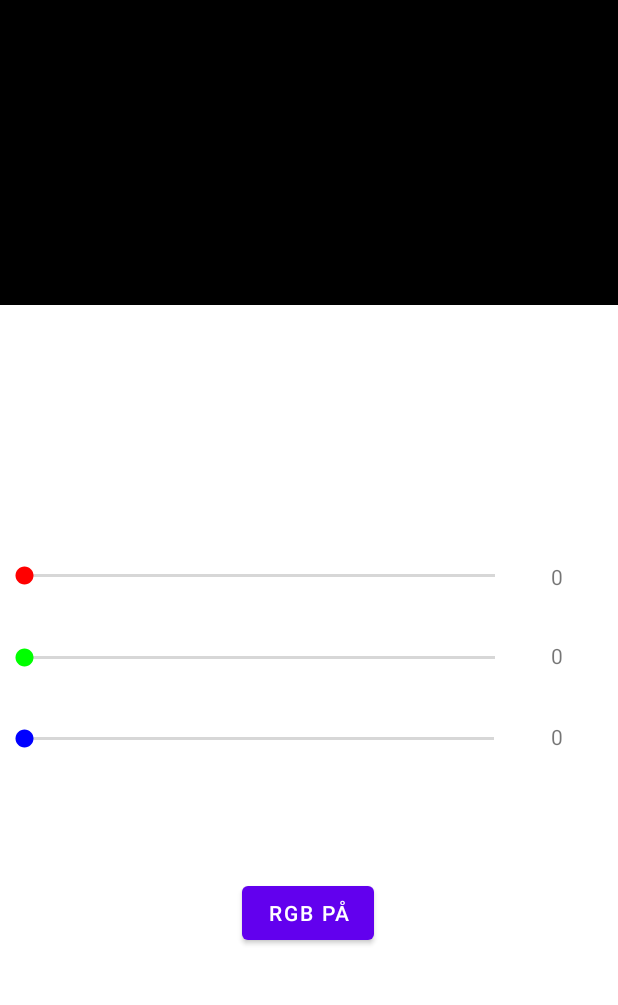
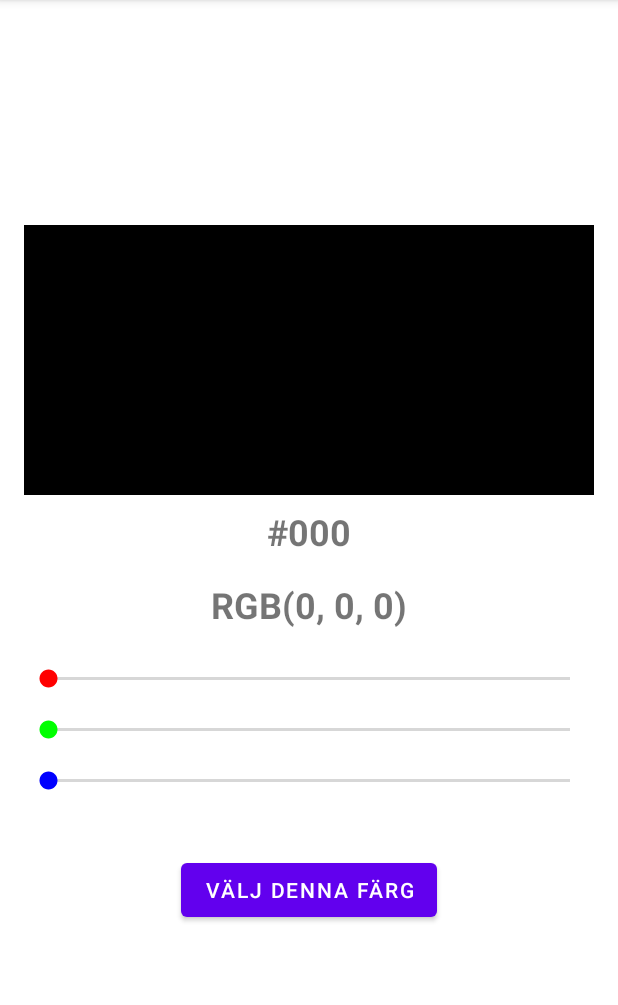
Before and after one commit to MarcusJak/Lampa2, an Android app: the RGB screen opened directly, with no data from a screen before it, on a phone screen of 412 x 824 dp, the part 84-1089 px from its top. Run offline under Robolectric (Android 15) with nearby library versions, the phone set to English and light mode, and no system bars.

Commit message:
Fixade lite style på RGB-sidan

```diff
--- a/app/src/main/java/com/example/lampa2/RGB.kt
+++ b/app/src/main/java/com/example/lampa2/RGB.kt
@@ -19,43 +19,65 @@ class RGB : AppCompatActivity(){
         var red = 0
         var green = 0
         var blue = 0
+        val hexV = findViewById<TextView>(R.id.rgbHexValue)
+        val rgbV = findViewById<TextView>(R.id.rgbValue)
         val view = findViewById<View>(R.id.rgbView)
         val sbR = findViewById<SeekBar>(R.id.redBar)
         val sbG = findViewById<SeekBar>(R.id.greenBar)
         val sbB = findViewById<SeekBar>(R.id.blueBar)
-        val rT = findViewById<TextView>(R.id.redNumber)
-        val gT = findViewById<TextView>(R.id.greenNumber)
-        val bT = findViewById<TextView>(R.id.blueNumber)
 
+
+
+        fun toHex(red : Int , green : Int, blue : Int) : String{
+            var code = "#"
+            code += java.lang.Integer.toHexString(red)
+            code += java.lang.Integer.toHexString(green)
+            code += java.lang.Integer.toHexString(blue)
+            return code
+        }
+
+        fun toRgb(red : Int , green : Int, blue : Int) : String{
+            var code = "RGB ("
+            val delim =  ", "
+            code += red.toString()
+            code += delim
+            code += green.toString()
+            code += delim
+            code += blue.toString()
+            code += ")"
+            return code
+        }
 
         sbR.setOnSeekBarChangeListener(object :  SeekBar.OnSeekBarChangeListener {
             override fun onProgressChanged(seekBar: SeekBar?, progress: Int, fromUser: Boolean) {
-                rT.text = progress.toString()
                 red = progress
                 view.setBackgroundColor(Color.rgb(red, green, blue))
+                hexV.text = toHex(red, green, blue)
+                rgbV.text = toRgb(red, green, blue)
             }
             override fun onStartTrackingTouch(seekBar: SeekBar?){}
             override fun onStopTrackingTouch(seekBar: SeekBar?) {}
         })
         sbG.setOnSeekBarChangeListener(object :  SeekBar.OnSeekBarChangeListener {
             override fun onProgressChanged(seekBar: SeekBar?, progress: Int, fromUser: Boolean) {
-                gT.text = progress.toString()
                 green = progress
                 view.setBackgroundColor(Color.rgb(red, green, blue))
+                hexV.text = toHex(red, green, blue)
+                rgbV.text = toRgb(red, green, blue)
             }
             override fun onStartTrackingTouch(seekBar: SeekBar?){}
             override fun onStopTrackingTouch(seekBar: SeekBar?) {}
         })
         sbB.setOnSeekBarChangeListener(object :  SeekBar.OnSeekBarChangeListener {
             override fun onProgressChanged(seekBar: SeekBar?, progress: Int, fromUser: Boolean) {
-                bT.text = progress.toString()
                 blue = progress
                 view.setBackgroundColor(Color.rgb(red, green, blue))
+                hexV.text = toHex(red, green, blue)
+                rgbV.text = toRgb(red, green, blue)
             }
             override fun onStartTrackingTouch(seekBar: SeekBar?){}
             override fun onStopTrackingTouch(seekBar: SeekBar?) {}
         })
-
     }
 
 }
--- a/app/src/main/res/layout/activity_r_g_b.xml
+++ b/app/src/main/res/layout/activity_r_g_b.xml
@@ -1,110 +1,73 @@
 <?xml version="1.0" encoding="utf-8"?>
-<androidx.constraintlayout.widget.ConstraintLayout xmlns:android="http://schemas.android.com/apk/res/android"
+<LinearLayout xmlns:android="http://schemas.android.com/apk/res/android"
     xmlns:app="http://schemas.android.com/apk/res-auto"
     xmlns:tools="http://schemas.android.com/tools"
     android:layout_width="match_parent"
     android:layout_height="match_parent"
+    android:orientation="vertical"
+    android:padding="16dp"
+    android:gravity="center"
     tools:context=".RGB">
 
 
     <View
         android:id="@+id/rgbView"
-        android:layout_width="413dp"
-        android:layout_height="203dp"
-        android:background="#000000"
-        app:layout_constraintBottom_toBottomOf="parent"
-        app:layout_constraintHorizontal_bias="0.0"
-        app:layout_constraintLeft_toLeftOf="parent"
-        app:layout_constraintRight_toRightOf="parent"
-        app:layout_constraintTop_toTopOf="parent"
-        app:layout_constraintVertical_bias="0.0" />
+        android:layout_width="match_parent"
+        android:layout_height="180dp"
+        android:background="#000000" />
+
+    <TextView
+        android:id="@+id/rgbHexValue"
+        android:layout_width="wrap_content"
+        android:layout_height="wrap_content"
+        android:text="#000"
+        android:textSize="24sp"
+        android:textStyle="bold"
+        android:layout_margin="8dp" />
+
+    <TextView
+        android:id="@+id/rgbValue"
+        android:layout_width="wrap_content"
+        android:layout_height="wrap_content"
+        android:layout_margin="8dp"
+        android:text="RGB(0, 0, 0)"
+        android:textSize="24sp"
+        android:textStyle="bold"
+        android:layout_marginTop="8dp"/>
 
     <SeekBar
         android:id="@+id/redBar"
-        android:layout_width="346dp"
-        android:layout_height="55dp"
+        android:layout_width="match_parent"
+        android:layout_height="wrap_content"
         android:max="255"
         android:progressTint="#FF0000"
         android:thumbTint="#FF0000"
-        app:layout_constraintBottom_toBottomOf="parent"
-        app:layout_constraintHorizontal_bias="0.0"
-        app:layout_constraintLeft_toLeftOf="parent"
-        app:layout_constraintRight_toRightOf="parent"
-        app:layout_constraintTop_toTopOf="parent" />
+        android:layout_marginTop="16dp"/>
+
+    <SeekBar
+        android:id="@+id/greenBar"
+        android:layout_width="match_parent"
+        android:layout_height="wrap_content"
+        android:max="255"
+        android:progressTint="#00FF00"
+        android:thumbTint="#00FF00"
+        android:layout_marginTop="16dp"/>
 
     <SeekBar
         android:id="@+id/blueBar"
-        android:layout_width="345dp"
-        android:layout_height="52dp"
+        android:layout_width="match_parent"
+        android:layout_height="wrap_content"
         android:max="255"
         android:progressTint="#0000FF"
         android:thumbTint="#0000FF"
-        app:layout_constraintBottom_toBottomOf="parent"
-        app:layout_constraintHorizontal_bias="0.0"
-        app:layout_constraintLeft_toLeftOf="parent"
-        app:layout_constraintRight_toRightOf="parent"
-        app:layout_constraintTop_toTopOf="parent"
-        app:layout_constraintVertical_bias="0.652" />
+        android:layout_marginTop="16dp"/>
 
-    <SeekBar
-        android:id="@+id/greenBar"
-        android:layout_width="346dp"
-        android:layout_height="50dp"
-        android:max="255"
-        android:progressTint="#00FF00"
-        android:thumbTint="#00FF00"
-        app:layout_constraintBottom_toBottomOf="parent"
-        app:layout_constraintHorizontal_bias="0.0"
-        app:layout_constraintLeft_toLeftOf="parent"
-        app:layout_constraintRight_toRightOf="parent"
-        app:layout_constraintTop_toTopOf="parent"
-        app:layout_constraintVertical_bias="0.577" />
-
-    <TextView
-        android:id="@+id/redNumber"
-        android:layout_width="wrap_content"
-        android:layout_height="wrap_content"
-        android:text="0"
-        app:layout_constraintBottom_toBottomOf="parent"
-        app:layout_constraintHorizontal_bias="0.91"
-        app:layout_constraintLeft_toLeftOf="parent"
-        app:layout_constraintRight_toRightOf="parent"
-        app:layout_constraintTop_toTopOf="parent" />
-
-    <TextView
-        android:id="@+id/greenNumber"
-        android:layout_width="wrap_content"
-        android:layout_height="wrap_content"
-        android:text="0"
-        app:layout_constraintBottom_toBottomOf="parent"
-        app:layout_constraintHorizontal_bias="0.91"
-        app:layout_constraintLeft_toLeftOf="parent"
-        app:layout_constraintRight_toRightOf="parent"
-        app:layout_constraintTop_toTopOf="parent"
-        app:layout_constraintVertical_bias="0.571" />
-
-    <TextView
-        android:id="@+id/blueNumber"
-        android:layout_width="wrap_content"
-        android:layout_height="wrap_content"
-        android:text="0"
-        app:layout_constraintBottom_toBottomOf="parent"
-        app:layout_constraintHorizontal_bias="0.91"
-        app:layout_constraintLeft_toLeftOf="parent"
-        app:layout_constraintRight_toRightOf="parent"
-        app:layout_constraintTop_toTopOf="parent"
-        app:layout_constraintVertical_bias="0.643" />
 
     <Button
         android:id="@+id/rgbOn"
         android:layout_width="wrap_content"
         android:layout_height="wrap_content"
-        android:text="RGB på"
-        app:layout_constraintBottom_toBottomOf="parent"
-        app:layout_constraintHorizontal_bias="0.498"
-        app:layout_constraintLeft_toLeftOf="parent"
-        app:layout_constraintRight_toRightOf="parent"
-        app:layout_constraintTop_toTopOf="parent"
-        app:layout_constraintVertical_bias="0.812" />
+        android:text="Välj denna färg"
+        android:layout_marginTop="40dp"/>
 
-</androidx.constraintlayout.widget.ConstraintLayout>
+</LinearLayout>
```
